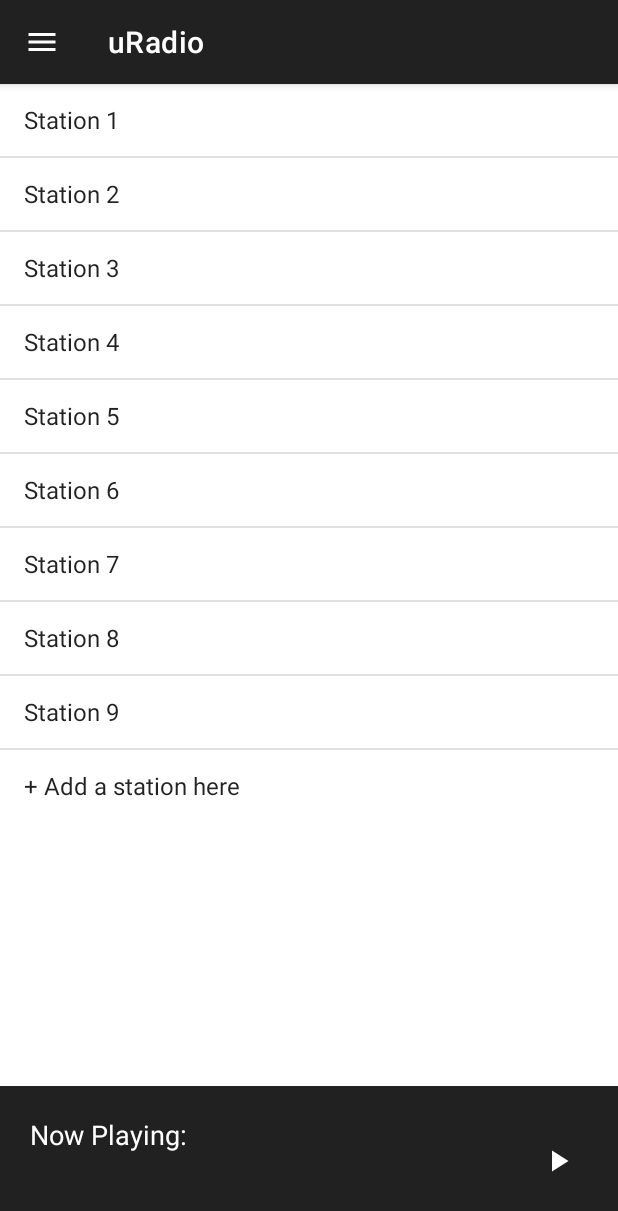
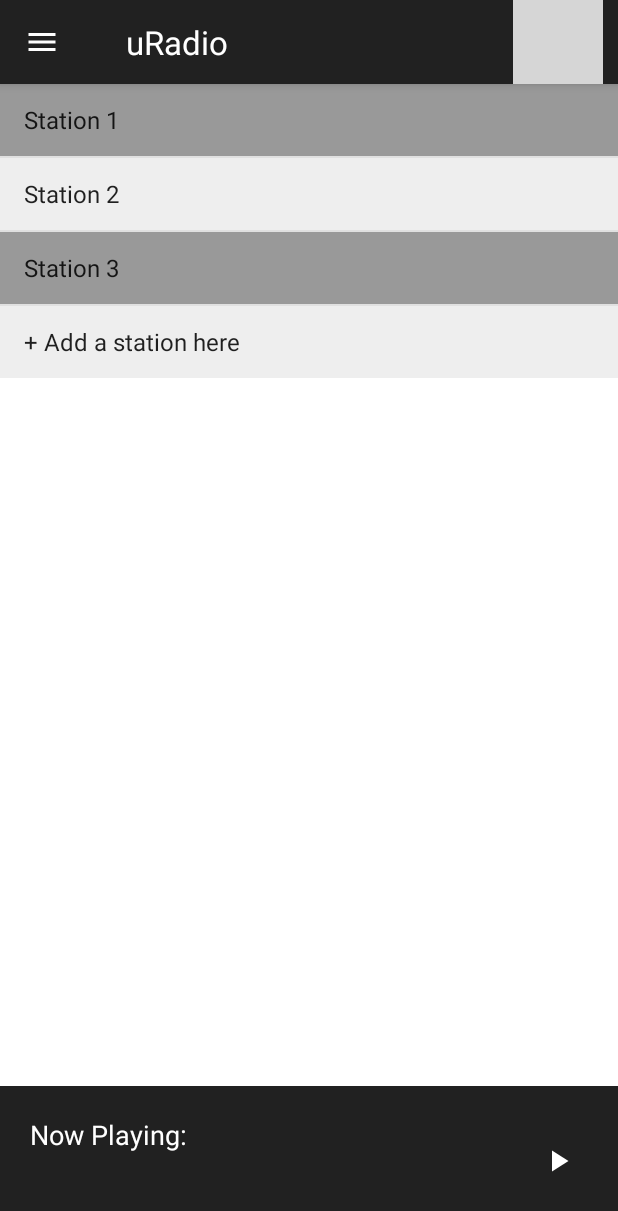
Before and after one commit to hwb15/uRadioApplication, an Android app: the screen it shows after launch (MainActivity), on a phone screen of 412 x 824 dp. Shown: the top 1211 px of the screen. Run offline under Robolectric (Android 15) with nearby library versions, the phone set to English and light mode, and no system bars; grey boxes are pictures that could not be loaded.

Commit message:
Added the following - 03/03/2020:
☑️ Added in the toolbar settings icon
☑️ Adapted arrayAdapter to colour each ListView row alternately

```diff
--- a/app/src/main/java/com/example/uradio/MainActivity.java
+++ b/app/src/main/java/com/example/uradio/MainActivity.java
@@ -3,11 +3,14 @@ package com.example.uradio;
 import androidx.appcompat.app.ActionBar;
 import androidx.appcompat.app.AppCompatActivity;
 
+import android.graphics.Color;
 import android.os.Bundle;
 import android.view.View;
+import android.view.ViewGroup;
 import android.widget.AdapterView;
 import android.widget.ArrayAdapter;
 import android.widget.ListView;
+import android.widget.TextView;
 import android.widget.Toast;
 
 import androidx.appcompat.widget.Toolbar;
@@ -18,8 +21,10 @@ public class MainActivity extends AppCompatActivity {
 
     // Variable declarations
     ListView stationList;
+    TextView title_bar;
     View bottom_player;
 
+    @SuppressWarnings("unchecked")
     @Override
     protected void onCreate(Bundle savedInstanceState) {
         super.onCreate(savedInstanceState);
@@ -30,23 +35,34 @@ public class MainActivity extends AppCompatActivity {
         actionBar.hide();
 
         // Initalising the station listview
-
         stationList=(ListView)findViewById(R.id.stationList);
-
         final ArrayList<String> stations = new ArrayList<>();
 
+        // Adding items into the stationList array
         stations.add("Station 1");
         stations.add("Station 2");
         stations.add("Station 3");
-        stations.add("Station 4");
-        stations.add("Station 5");
-        stations.add("Station 6");
-        stations.add("Station 7");
-        stations.add("Station 8");
-        stations.add("Station 9");
         stations.add("+ Add a station here");
 
-        ArrayAdapter stationAdapter = new ArrayAdapter(this, android.R.layout.simple_list_item_1, stations);
+
+        ArrayAdapter stationAdapter = new ArrayAdapter(this, android.R.layout.simple_list_item_1, stations) {
+            // Alternating the colour in the List View
+            @Override
+            public View getView(int position, View convertView, ViewGroup parent) {
+                // Get current item from the stationList
+                View view = super.getView(position, convertView, parent);
+                if (position % 2 == 1) {
+                    // Set background color for first row
+                    view.setBackgroundColor(Color.parseColor("#66D5D5D5"));
+                } else {
+                    // Set background color for alternate row
+                    view.setBackgroundColor(Color.parseColor("#66000000"));
+                }
+
+                return view;
+            }
+        };
+
         stationList.setAdapter(stationAdapter);
 
         stationList.setOnItemClickListener(new AdapterView.OnItemClickListener() {
--- a/app/src/main/res/drawable/cog_settings.xml
+++ /dev/null
@@ -1,9 +0,0 @@
-<vector xmlns:android="http://schemas.android.com/apk/res/android"
-    android:width="24dp"
-    android:height="24dp"
-    android:viewportWidth="24.0"
-    android:viewportHeight="24.0">
-    <path
-        android:fillColor="#FF000000"
-        android:pathData="M12,2C6.48,2 2,6.48 2,12s4.48,10 10,10 10,-4.48 10,-10S17.52,2 12,2zM12,5c1.66,0 3,1.34 3,3s-1.34,3 -3,3 -3,-1.34 -3,-3 1.34,-3 3,-3zM12,19.2c-2.5,0 -4.71,-1.28 -6,-3.22 0.03,-1.99 4,-3.08 6,-3.08 1.99,0 5.97,1.09 6,3.08 -1.29,1.94 -3.5,3.22 -6,3.22z"/>
-</vector>
--- a/app/src/main/res/layout/activity_main.xml
+++ b/app/src/main/res/layout/activity_main.xml
@@ -18,7 +18,37 @@
             android:theme="@style/uRadioTheme"
             app:navigationIcon="@drawable/menu_nav"
             app:title="uRadio"
-            app:titleTextColor="@color/colorOnPrimary" />
+            app:titleTextColor="@color/colorOnPrimary">
+
+            <RelativeLayout
+                android:layout_width="match_parent"
+                android:layout_height="wrap_content">
+
+                <TextView
+                    android:id="@+id/title_bar"
+                    style="@style/uRadioTheme"
+                    android:layout_width="fill_parent"
+                    android:layout_height="fill_parent"
+                    android:layout_alignParentStart="true"
+                    android:layout_marginStart="12dp"
+                    android:gravity="center_vertical|left"
+                    android:text="uRadio"
+                    android:textAppearance="@style/TextAppearance.AppCompat.Large"
+                    android:textColor="@color/colorOnPrimary" />
+
+                <ImageButton
+                    android:id="@+id/removeStationCog"
+                    android:layout_width="60dp"
+                    android:layout_height="match_parent"
+                    android:layout_alignParentRight="true"
+                    android:layout_gravity="right|center_vertical"
+                    android:layout_marginRight="10dp"
+                    android:background="@null"
+                    android:backgroundTint="@android:color/transparent"
+                    android:src="@drawable/settings"
+                    android:tint="@color/colorOnPrimary" />
+            </RelativeLayout>
+        </androidx.appcompat.widget.Toolbar>
 
     </com.google.android.material.appbar.AppBarLayout>
 
--- a/app/src/main/res/layout/player_main.xml
+++ b/app/src/main/res/layout/player_main.xml
@@ -17,9 +17,8 @@
             android:id="@+id/stationList"
             android:layout_width="match_parent"
             android:layout_height="wrap_content"
-            android:layout_marginTop="?attr/actionBarSize">
+            android:layout_marginTop="?attr/actionBarSize" />
 
-        </ListView>
 
         <View
             android:id="@+id/emptySpace"
--- /dev/null
+++ b/app/src/main/res/values/dimen.xml
@@ -0,0 +1,4 @@
+<?xml version="1.0" encoding="utf-8"?>
+<resources>
+    <dimen name="station_list_view_height">120dp</dimen>
+</resources>
```
